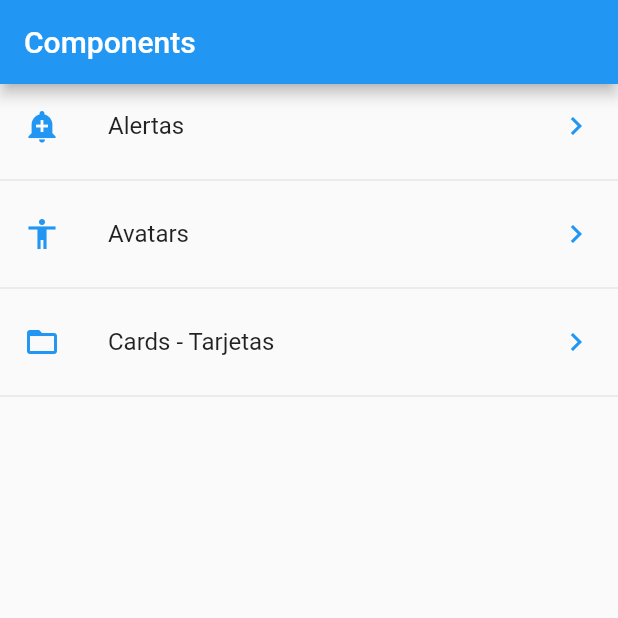
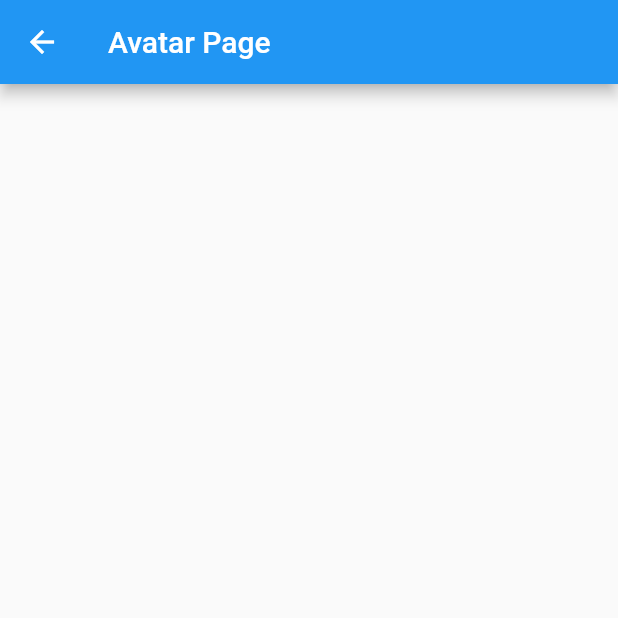
Before and after one commit to NoeCR/Flutter_components, a Flutter app: the screen it shows after launch, after a tap on "Avatars", on a phone screen of 412 x 824 dp, the top half of it. Run offline on Flutter 3.47's test engine with Material 2 defaults, Android fonts, the phone set to English and light mode, and no system bars; network calls fail.

Commit message:
Added pages and routes
Signed-off-by: NoeCR <noecr.dev@gmail.com>

```diff
--- a/lib/main.dart
+++ b/lib/main.dart
@@ -1,5 +1,6 @@
 import 'package:flutter/material.dart';
-import 'package:flutter_components_01/src/pages/home_page.dart';
+import 'package:flutter_components_01/src/pages/alert_page.dart';
+import 'package:flutter_components_01/src/routes/routes.dart';
 
 void main() => runApp(MyApp());
 
@@ -9,7 +10,11 @@ class MyApp extends StatelessWidget {
     return MaterialApp(
       title: 'Components APP',
       debugShowCheckedModeBanner: false,
-      home: HomePage(),
+      // home: HomePage(),
+      initialRoute: '/',
+      routes: getAppRoutes(),
+      onGenerateRoute: (RouteSettings settings) =>
+          MaterialPageRoute(builder: (BuildContext context) => AlertPage()),
     );
   }
 }
--- /dev/null
+++ b/lib/src/pages/avatar_page.dart
@@ -0,0 +1,12 @@
+import 'package:flutter/material.dart';
+
+class AvatarPage extends StatelessWidget {
+  @override
+  Widget build(BuildContext context) {
+    return Scaffold(
+      appBar: AppBar(
+        title: Text('Avatar Page'),
+      ),
+    );
+  }
+}
--- a/lib/src/pages/home_page.dart
+++ b/lib/src/pages/home_page.dart
@@ -1,6 +1,7 @@
 import 'package:flutter/material.dart';
 import 'package:flutter_components_01/src/providers/menu_provider.dart';
 import 'package:flutter_components_01/src/utils/icon_string_util.dart';
+import 'package:flutter_components_01/src/pages/alert_page.dart';
 
 class HomePage extends StatelessWidget {
   @override
@@ -18,11 +19,11 @@ class HomePage extends StatelessWidget {
         future: menuProvider.loadData(),
         initialData: [],
         builder: (context, AsyncSnapshot<List<dynamic>> snapshot) => ListView(
-              children: _listItems(snapshot.data),
+              children: _listItems(snapshot.data, context),
             ));
   }
 
-  List<Widget> _listItems(List<dynamic> data) {
+  List<Widget> _listItems(List<dynamic> data, BuildContext context) {
     final List<Widget> options = [];
 
     data.forEach((option) {
@@ -30,7 +31,13 @@ class HomePage extends StatelessWidget {
         title: Text(option['text']),
         leading: getIcon(option['icon']),
         trailing: Icon(Icons.keyboard_arrow_right, color: Colors.blue),
-        onTap: () {},
+        onTap: () {
+          // Navigation with Navigator Widget
+          // final route = MaterialPageRoute(builder: (context) => AlertPage());
+          // Navigator.push(context, route);
+
+          Navigator.pushNamed(context, option['route']);
+        },
       );
       options..add(widgetTemp)..add(Divider());
     });
--- /dev/null
+++ b/lib/src/routes/routes.dart
@@ -0,0 +1,14 @@
+import 'package:flutter/material.dart';
+import 'package:flutter_components_01/src/pages/alert_page.dart';
+import 'package:flutter_components_01/src/pages/avatar_page.dart';
+import 'package:flutter_components_01/src/pages/card_page.dart';
+import 'package:flutter_components_01/src/pages/home_page.dart';
+
+Map<String, WidgetBuilder> getAppRoutes() {
+  return <String, WidgetBuilder>{
+    '/': (BuildContext context) => HomePage(),
+    'alert': (BuildContext context) => AlertPage(),
+    'avatar': (BuildContext context) => AvatarPage(),
+    'card': (BuildContext context) => CardPage(),
+  };
+}
--- a/pubspec.yaml
+++ b/pubspec.yaml
@@ -45,6 +45,7 @@ flutter:
   # To add assets to your application, add an assets section, like this:
   assets:
     - assets/menu_opts.json
+    - assets/image/
     # - images/a_dot_ham.jpeg
   # An image asset can refer to one or more resolution-specific "variants", see
   # https://flutter.dev/assets-and-images/#resolution-aware.
```
Also changed, not shown: lib/src/pages/alert_page.dart (added, +17 -0 lines), lib/src/pages/card_page.dart (added, +70 -0 lines), assets/image/jar-loading.gif (added).
